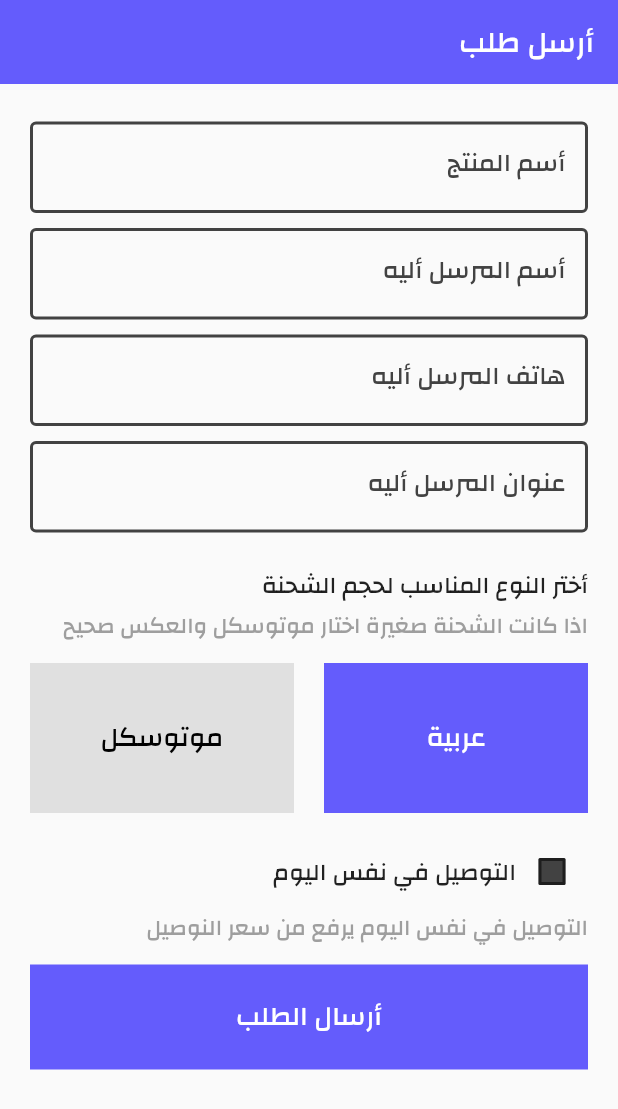
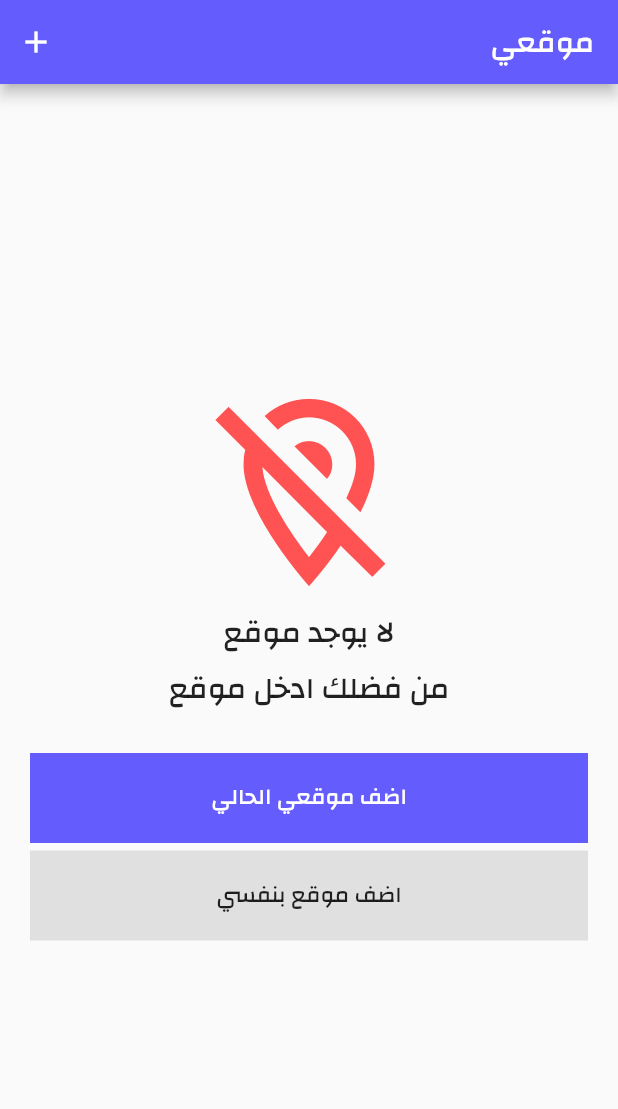
Before and after one commit to ArGendi/Transportation-app, a Flutter app: the screen it shows after launch, on a phone screen of 412 x 824 dp. Shown: the top 1109 px of the screen. Run offline on Flutter 3.47's test engine with Material 2 defaults, Android fonts, the phone set to English and light mode, and no system bars; our stand-ins replace geolocator; missing offline and left inert: geocoder.

Commit message:
add locations screen

```diff
--- a/lib/main.dart
+++ b/lib/main.dart
@@ -2,6 +2,7 @@ import 'package:flutter/material.dart';
 import 'package:transportation/constants.dart';
 import 'package:flutter_localizations/flutter_localizations.dart';
 import 'package:transportation/screens/make_order.dart';
+import 'package:transportation/screens/my_locations.dart';
 import 'package:transportation/widgets/custom_textfield.dart';
 
 void main() {
@@ -20,7 +21,7 @@ class MyApp extends StatelessWidget {
             color: primaryColor,
           ),
       ),
-      home: MakeOrder(),
+      home: MyLocation(),
       localizationsDelegates: [
         GlobalMaterialLocalizations.delegate,
         GlobalWidgetsLocalizations.delegate
--- a/lib/screens/make_order.dart
+++ b/lib/screens/make_order.dart
@@ -30,6 +30,20 @@ class _MakeOrderState extends State<MakeOrder> {
   }
   _setReceiverAddress(String receiverAddress) {
     _receiverAddress = receiverAddress;
+  }
+
+  _onSubmit(){
+    FocusScope.of(context).unfocus();
+    bool valid = _formKey.currentState!.validate();
+    if(valid){
+      _formKey.currentState!.save();
+      print(_orderName);
+      print(_receiverName);
+      print(_receiverPhoneNumber);
+      print(_receiverAddress);
+      print(car);
+      print(isDeliveredToday);
+    }
   }
 
   @override
@@ -86,7 +100,7 @@ class _MakeOrderState extends State<MakeOrder> {
                     CustomTextField(
                       text: "هاتف المرسل أليه",
                       obscureText: false,
-                      textInputType: TextInputType.text,
+                      textInputType: TextInputType.phone,
                       setValue: _setReceiverPhoneNumber,
                       validation: (value) {
                         if (value.isEmpty) return 'أدخل هاتف المرسل أليه';
@@ -192,7 +206,7 @@ class _MakeOrderState extends State<MakeOrder> {
                     ),
                     SizedBox(height: 10,),
                     InkWell(
-                      onTap: (){},
+                      onTap: _onSubmit,
                       child: Container(
                         width: double.infinity,
                         height: 70,
--- /dev/null
+++ b/lib/screens/my_locations.dart
@@ -0,0 +1,135 @@
+import 'package:flutter/cupertino.dart';
+import 'package:flutter/material.dart';
+import 'package:geocoder/geocoder.dart';
+import 'package:geolocator/geolocator.dart';
+import 'package:transportation/constants.dart';
+
+class MyLocation extends StatefulWidget {
+  static String id = 'my locations';
+  const MyLocation({Key? key}) : super(key: key);
+
+  @override
+  _MyLocationState createState() => _MyLocationState();
+}
+
+class _MyLocationState extends State<MyLocation> {
+
+  List locations = [];
+
+  Future<void> _getPosition() async {
+    Position position = await Geolocator.getCurrentPosition(desiredAccuracy: LocationAccuracy.high);
+    final coordinates = new Coordinates(position.latitude, position.longitude);
+    var addresses = await Geocoder.local.findAddressesFromCoordinates(coordinates);
+    var first = addresses.first;
+    print("${first.featureName} : ${first.addressLine}");
+  }
+
+  @override
+  void initState() {
+    super.initState();
+    _getPosition();
+  }
+
+  @override
+  Widget build(BuildContext context) {
+    return Scaffold(
+      appBar: AppBar(
+        title: Text('موقعي'),
+        actions: [
+          IconButton(
+              onPressed: (){},
+              icon: Icon(Icons.add)
+          )
+        ],
+      ),
+      body: Padding(
+        padding: const EdgeInsets.all(20.0),
+        child: locations.isNotEmpty ? ListView(
+          shrinkWrap: true,
+          children: [
+            Row(
+              mainAxisAlignment: MainAxisAlignment.spaceBetween,
+              children: [
+                Column(
+                  crossAxisAlignment: CrossAxisAlignment.start,
+                  children: [
+                    Text(
+                      'شارع 90',
+                      style: TextStyle(
+                        fontSize: 16,
+                      ),
+                    ),
+                    Text(
+                      'التجمع الرابع القاهرة',
+                      style: TextStyle(
+                        //color: Colors.grey[700],
+                        fontSize: 16,
+                      ),
+                    ),
+                  ],
+                ),
+                Icon(
+                  Icons.check,
+                  color: primaryColor,
+                )
+              ],
+            ),
+            Divider(height: 40,)
+          ],
+        ) : Center(
+          child: Column(
+            mainAxisAlignment: MainAxisAlignment.center,
+            children: [
+              Icon(
+                Icons.location_off_outlined,
+                color: Colors.redAccent,
+                size: 150,
+              ),
+              Text(
+                'لا يوجد موقع',
+                style: TextStyle(
+                  fontSize: 20,
+                ),
+              ),
+              Text(
+                'من فضلك ادخل موقع',
+                style: TextStyle(
+                  fontSize: 20,
+                ),
+              ),
+              SizedBox(height: 25,),
+              InkWell(
+                onTap: (){},
+                child: Container(
+                  width: double.infinity,
+                  height: 60,
+                  color: primaryColor,
+                  child: Center(
+                    child: Text(
+                      'اضف موقعي الحالي',
+                      style: TextStyle(
+                        color: Colors.white,
+                      ),
+                    ),
+                  ),
+                ),
+              ),
+              SizedBox(height: 5,),
+              InkWell(
+                onTap: (){},
+                child: Container(
+                  width: double.infinity,
+                  height: 60,
+                  color: Colors.grey.shade300,
+                  child: Center(
+                    child: Text('اضف موقع بنفسي',),
+                  ),
+                ),
+              ),
+            ],
+          ),
+        ),
+      ),
+    );
+  }
+}
--- a/pubspec.yaml
+++ b/pubspec.yaml
@@ -21,6 +21,8 @@ environment:
   sdk: ">=2.12.0 <3.0.0"
 
 dependencies:
+  geolocator: ^7.4.0
+  geocoder: ^0.2.1
   flutter:
     sdk: flutter
   flutter_localizations:
```
Also changed, not shown: pubspec.lock, 1 other file.
